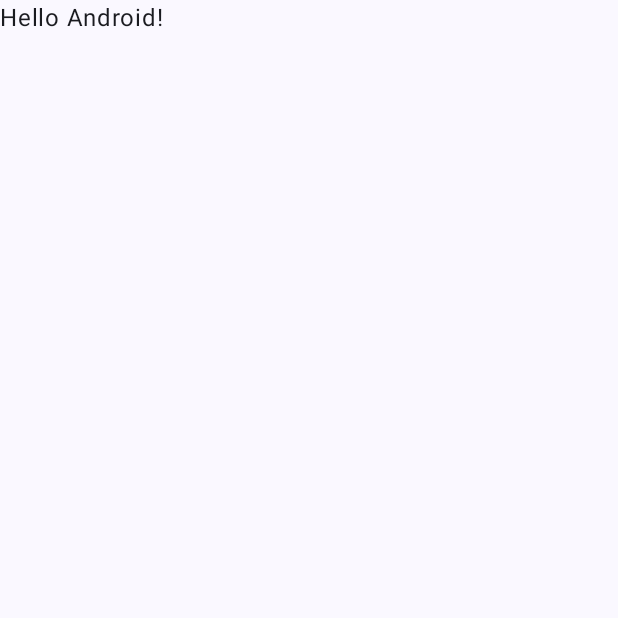
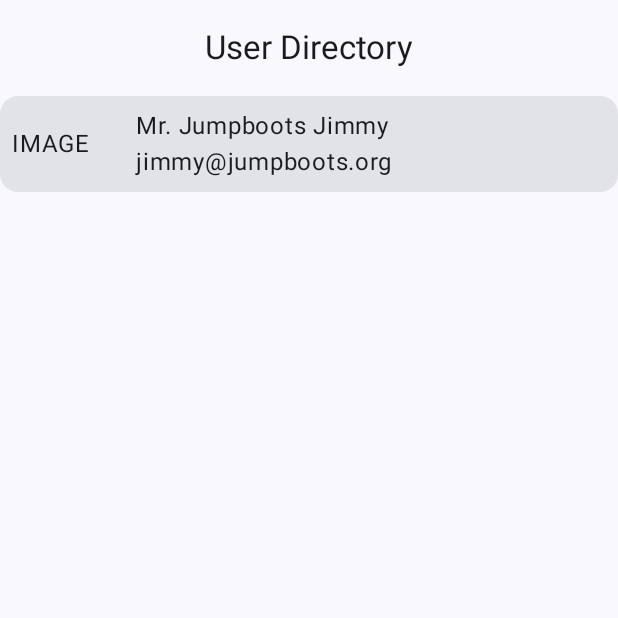
Before and after one commit to zrock44/MAD-Lab4-User-Directory, an Android app built with Jetpack Compose: the screen it shows after launch (MainActivity), on a phone screen of 412 x 824 dp, the top half of it. Before the commit the part shown is almost empty. Run offline under Robolectric (Android 15) with nearby library versions, the phone set to English and light mode, and no system bars.

Commit message:
Created a general layout for the UI.

```diff
--- a/app/src/main/java/com/example/madlab4userdirectory/MainActivity.kt
+++ b/app/src/main/java/com/example/madlab4userdirectory/MainActivity.kt
@@ -4,13 +4,24 @@ import android.os.Bundle
 import androidx.activity.ComponentActivity
 import androidx.activity.compose.setContent
 import androidx.activity.enableEdgeToEdge
-import androidx.compose.foundation.layout.fillMaxSize
+import androidx.compose.foundation.layout.Box
+import androidx.compose.foundation.layout.Column
+import androidx.compose.foundation.layout.Row
+import androidx.compose.foundation.layout.Spacer
+import androidx.compose.foundation.layout.fillMaxWidth
 import androidx.compose.foundation.layout.padding
+import androidx.compose.foundation.layout.size
+import androidx.compose.material3.Card
+import androidx.compose.material3.CenterAlignedTopAppBar
+import androidx.compose.material3.ExperimentalMaterial3Api
 import androidx.compose.material3.Scaffold
 import androidx.compose.material3.Text
 import androidx.compose.runtime.Composable
+import androidx.compose.ui.Alignment
 import androidx.compose.ui.Modifier
 import androidx.compose.ui.tooling.preview.Preview
+import androidx.compose.ui.unit.dp
+import com.example.madlab4userdirectory.data.User
 import com.example.madlab4userdirectory.ui.theme.MADLab4UserDirectoryTheme
 
 class MainActivity : ComponentActivity() {
@@ -19,29 +30,56 @@ class MainActivity : ComponentActivity() {
         enableEdgeToEdge()
         setContent {
             MADLab4UserDirectoryTheme {
-                Scaffold( modifier = Modifier.fillMaxSize() ) { innerPadding ->
-                    Greeting(
-                        name = "Android",
-                        modifier = Modifier.padding(innerPadding)
-                    )
-                }
+                DirectoryApp()
             }
         }
     }
 }
 
+@OptIn(ExperimentalMaterial3Api::class)
 @Composable
-fun Greeting(name: String, modifier: Modifier = Modifier) {
-    Text(
-        text = "Hello $name!",
-        modifier = modifier
-    )
+fun DirectoryApp(modifier: Modifier = Modifier) {
+    Scaffold(
+        topBar = {
+            CenterAlignedTopAppBar(
+                title = {
+                    Text("User Directory")
+                }
+            )
+        }
+    ) { innerPadding ->
+        DirectoryContent(modifier = modifier.padding(innerPadding))
+    }
+}
+
+@Composable
+fun DirectoryContent(modifier: Modifier = Modifier) {
+    UserList(modifier = modifier)
+}
+
+@Composable
+fun UserList(modifier: Modifier = Modifier) {
+    UserCard(User(), modifier = modifier)
+}
+
+@Composable
+fun UserCard(user: User, modifier: Modifier = Modifier) {
+    Card(modifier = modifier.fillMaxWidth()) {
+        Row(modifier = Modifier.padding(8.dp)) {
+            Text(user.image, Modifier.align(Alignment.CenterVertically))
+            Spacer(Modifier.size(30.dp))
+            Column() {
+                Text("${user.title} ${user.firstName} ${user.lastName}")
+                Text(user.email)
+            }
+        }
+    }
 }
 
 @Preview(showBackground = true)
 @Composable
-fun GreetingPreview() {
+fun DirectoryPreview() {
     MADLab4UserDirectoryTheme {
-        Greeting("Android")
+        DirectoryApp()
     }
 }
--- /dev/null
+++ b/app/src/main/java/com/example/madlab4userdirectory/data/User.kt
@@ -0,0 +1,10 @@
+package com.example.madlab4userdirectory.data
+
+data class User(
+    val id: String = "453",
+    val image: String = "IMAGE",
+    val title: String = "Mr.",
+    val firstName: String = "Jumpboots",
+    val lastName: String = "Jimmy",
+    val email: String = "jimmy@jumpboots.org"
+)
```
